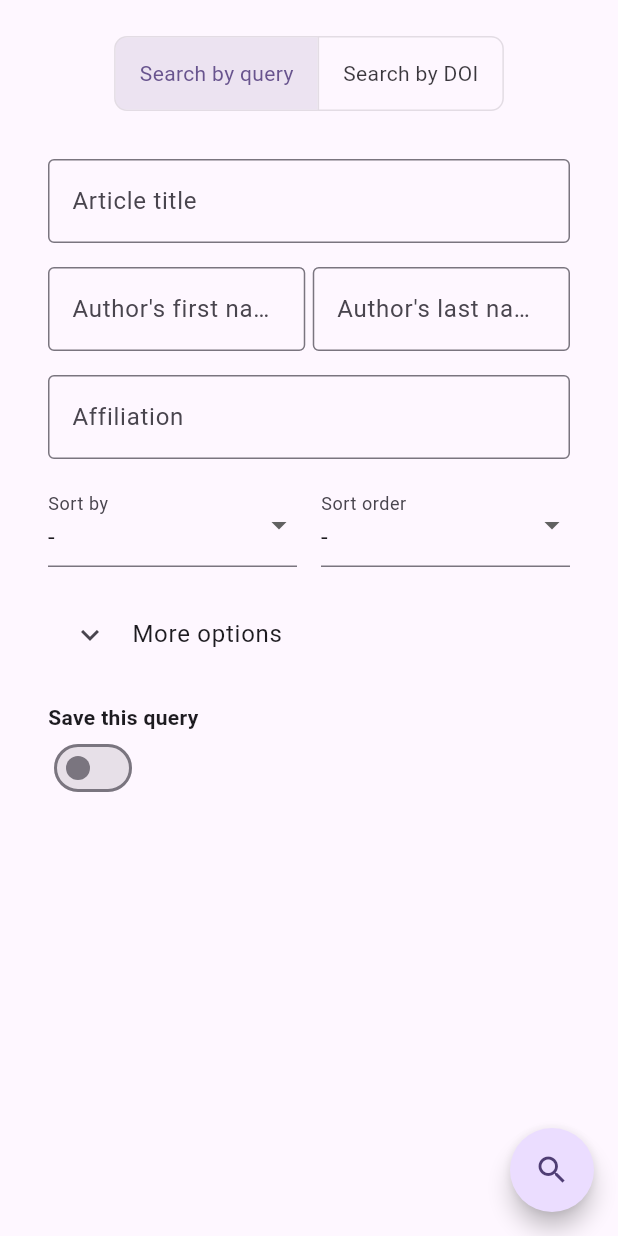
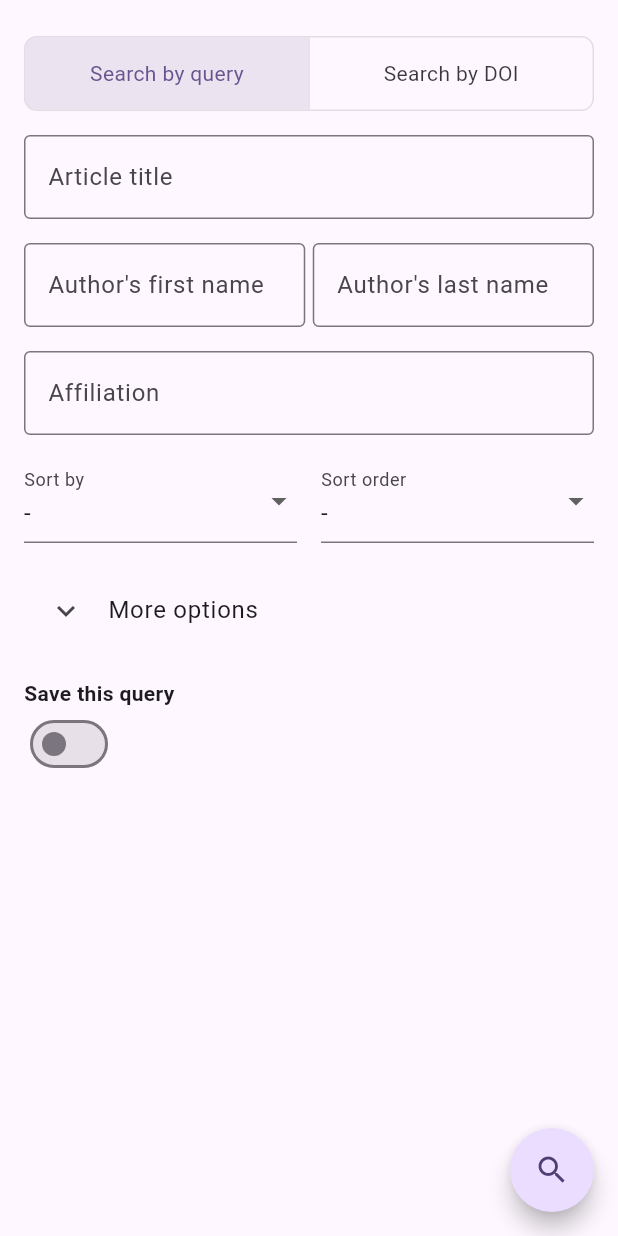
Before and after one commit to Scriptbash/Wispar, a Flutter app: the ArticleSearchForm screen opened directly, on a phone screen of 412 x 824 dp. Run offline on Flutter 3.47's test engine with Material 3 defaults, Android fonts, the phone set to English and light mode, and no system bars; our stand-ins replace introduction_screen, package_info_plus, salomon_bottom_bar, share_plus, shared_preferences, sqflite; missing offline and left inert: flutter_inappwebview, pdfrx; accounts and stored records are empty; generated files the repository leaves out were written again.

Commit message:
Fix ToggleButton overflow and add padding

```diff
--- a/lib/widgets/article_main_search_form.dart
+++ b/lib/widgets/article_main_search_form.dart
@@ -104,27 +104,34 @@ class _ArticleSearchFormState extends State<ArticleSearchForm> {
           children: [
             SizedBox(height: 8),
             Center(
-              child: ToggleButtons(
+              child: LayoutBuilder(
+                builder: (context, constraints) {
+                  return ToggleButtons(
+                    children: [
+                      Container(
+                        width: constraints.maxWidth / 2 - 1.5,
+                        alignment: Alignment.center,
+                        child:
+                            Text(AppLocalizations.of(context)!.searchByQuery),
+                      ),
+                      Container(
+                        width: constraints.maxWidth / 2 - 1.5,
+                        alignment: Alignment.center,
+                        child: Text(AppLocalizations.of(context)!.searchByDOI),
+                      ),
+                    ],
                     isSelected: [
                       selectedSearchIndex == 0,
-                  selectedSearchIndex == 1
+                      selectedSearchIndex == 1,
                     ],
                     onPressed: (int index) {
                       setState(() {
                         selectedSearchIndex = index;
                       });
                     },
-                children: [
-                  Padding(
-                    padding: const EdgeInsets.symmetric(horizontal: 16.0),
-                    child: Text(AppLocalizations.of(context)!.searchByQuery),
-                  ),
-                  Padding(
-                    padding: const EdgeInsets.symmetric(horizontal: 16.0),
-                    child: Text(AppLocalizations.of(context)!.searchByDOI),
-                  ),
-                ],
                     borderRadius: BorderRadius.circular(8.0),
+                  );
+                },
               ),
             ),
             SizedBox(height: 16),
--- a/lib/widgets/article_query_search_form.dart
+++ b/lib/widgets/article_query_search_form.dart
@@ -359,8 +359,6 @@ class QuerySearchFormState extends State<QuerySearchForm> {
   @override
   Widget build(BuildContext context) {
     return SingleChildScrollView(
-      child: Padding(
-        padding: const EdgeInsets.all(16.0),
       child: Form(
         key: _formKey,
         child: Column(
@@ -450,9 +448,7 @@ class QuerySearchFormState extends State<QuerySearchForm> {
             ExpansionTile(
               title: Text('More options'),
               leading: Icon(
-                  isAdvancedSearchVisible
-                      ? Icons.expand_less
-                      : Icons.expand_more,
+                isAdvancedSearchVisible ? Icons.expand_less : Icons.expand_more,
               ),
               trailing: SizedBox(),
               onExpansionChanged: (bool expanded) {
@@ -619,7 +615,6 @@ class QuerySearchFormState extends State<QuerySearchForm> {
           ],
         ),
       ),
-      ),
     );
   }
 }
```
Also changed, not shown: lib/screens/downloads_screen.dart (+10 -1 lines), lib/screens/favorites_screen.dart (+7 -15 lines), lib/screens/home_screen.dart (+25 -4 lines), lib/widgets/journal_search_form.dart (+14 -7 lines), lib/widgets/journals_tab_content.dart (+7 -16 lines), lib/widgets/queries_tab_content.dart (+7 -16 lines), 1 other file. Lines whose indentation alone changed are shown as unchanged.
